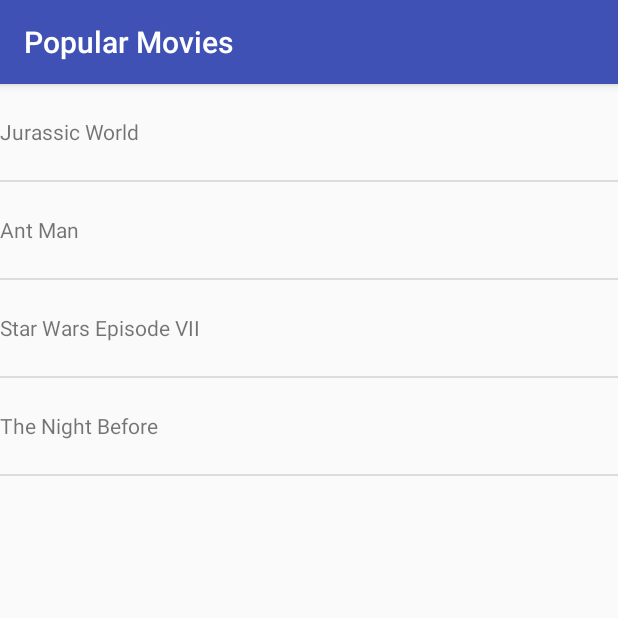
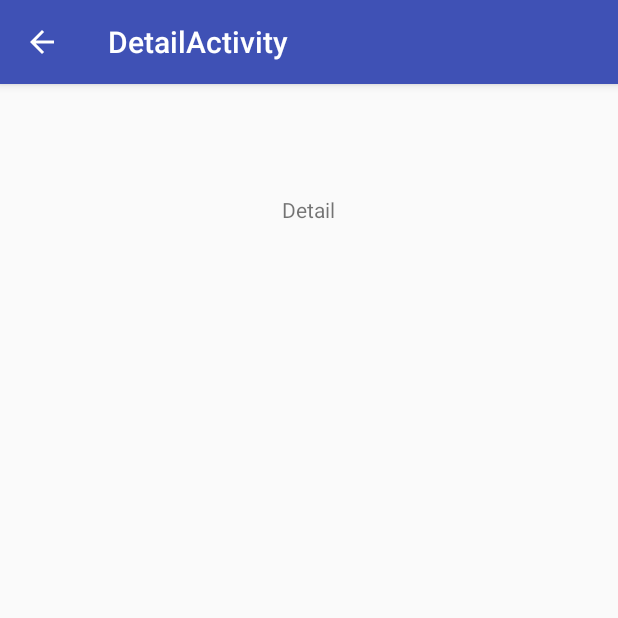
Before and after one commit to BrandonMiller355/p1_brandonmiller, an Android app: the screen it shows after launch (MainActivity before the commit, DetailActivity after it), after a tap on "Jurassic World", on a phone screen of 412 x 824 dp, the top half of it. Run offline under Robolectric (Android 15) with nearby library versions, the phone set to English and light mode, and no system bars; 1 statement that could not run was skipped.

Commit message:
Selecting list items will open the detail activity

```diff
--- a/app/src/main/java/com/example/android/popularmovies/MoviesFragment.java
+++ b/app/src/main/java/com/example/android/popularmovies/MoviesFragment.java
@@ -1,6 +1,7 @@
 package com.example.android.popularmovies;
 
 import android.content.Context;
+import android.content.Intent;
 import android.net.Uri;
 import android.os.Bundle;
 import android.support.v4.app.Fragment;
@@ -100,7 +101,10 @@ public class MoviesFragment extends Fragment {
                                             @Override
                                             public void onItemClick(AdapterView<?> parent, View view, int position, long id) {
                                                 //Toast.makeText(MoviesFragment.this, mMovieAdapter.getItem(position), Toast.LENGTH_SHORT).show();
-                                                Toast.makeText(getActivity(), mMovieAdapter.getItem(position), Toast.LENGTH_SHORT).show();
+                                                //Toast.makeText(getActivity(), mMovieAdapter.getItem(position), Toast.LENGTH_SHORT).show();
+                                                Intent showDetailActivityIntent = new Intent(getActivity(),DetailActivity.class);
+                                                startActivity(showDetailActivityIntent);
+
                                             }
                                         }
         );
--- a/app/src/main/res/layout/fragment_detail.xml
+++ b/app/src/main/res/layout/fragment_detail.xml
@@ -1,5 +1,19 @@
 <?xml version="1.0" encoding="utf-8"?>
-<RelativeLayout xmlns:android="http://schemas.android.com/apk/res/android"
-    android:layout_width="match_parent" android:layout_height="match_parent">
+<RelativeLayout
+    xmlns:android="http://schemas.android.com/apk/res/android"
+    xmlns:tools="http://schemas.android.com/tools"
+    android:layout_width="match_parent"
+    android:layout_height="match_parent"
+    tools:context="com.example.android.sunshine.app.DetailActivity$PlaceholderFragment" >
+
+
+    <TextView
+        android:layout_width="wrap_content"
+        android:layout_height="wrap_content"
+        android:text="Detail"
+        android:id="@+id/textView"
+        android:layout_alignParentTop="true"
+        android:layout_centerHorizontal="true"
+        android:layout_marginTop="74dp" />
 
 </RelativeLayout>
```
Also changed, not shown: app/src/main/AndroidManifest.xml (+8 -0 lines).
